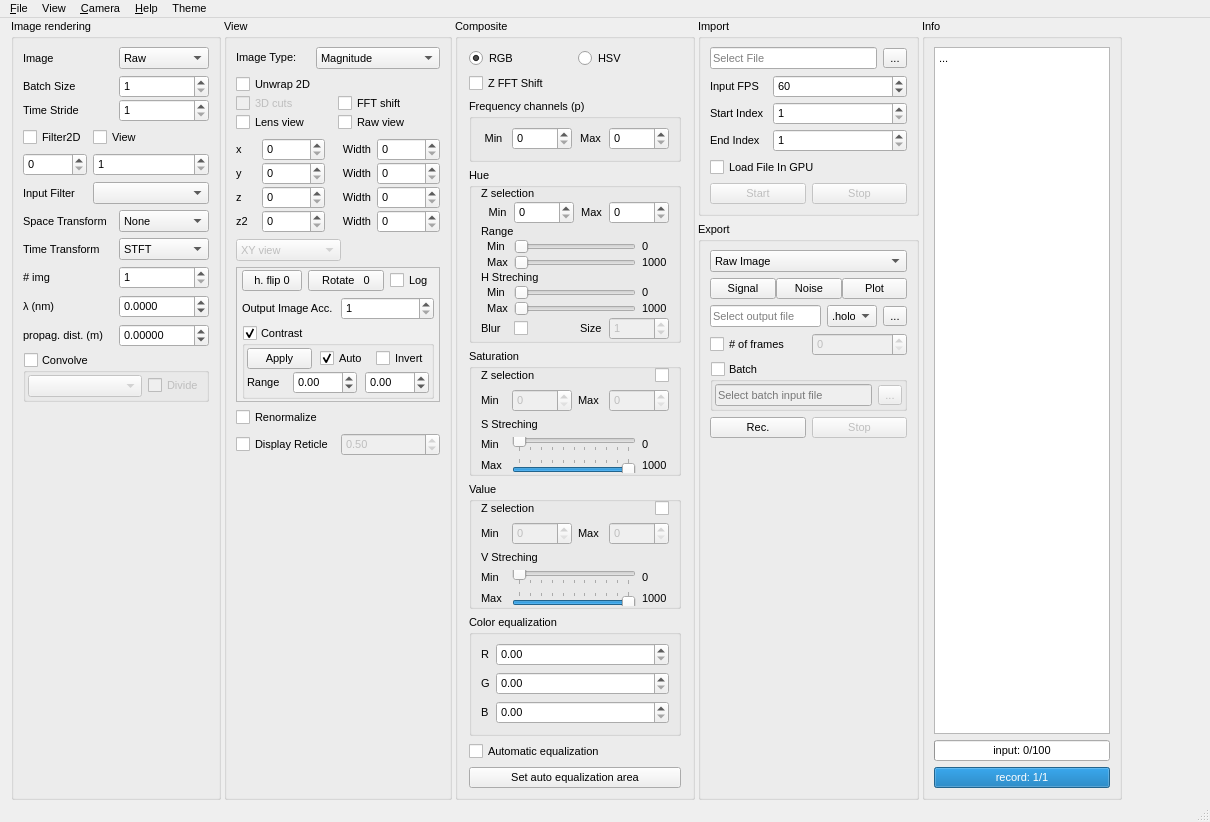
First picture: the form in Holovibes/mainwindow.ui, repository DigitalHolography/Holovibes, before the edit.
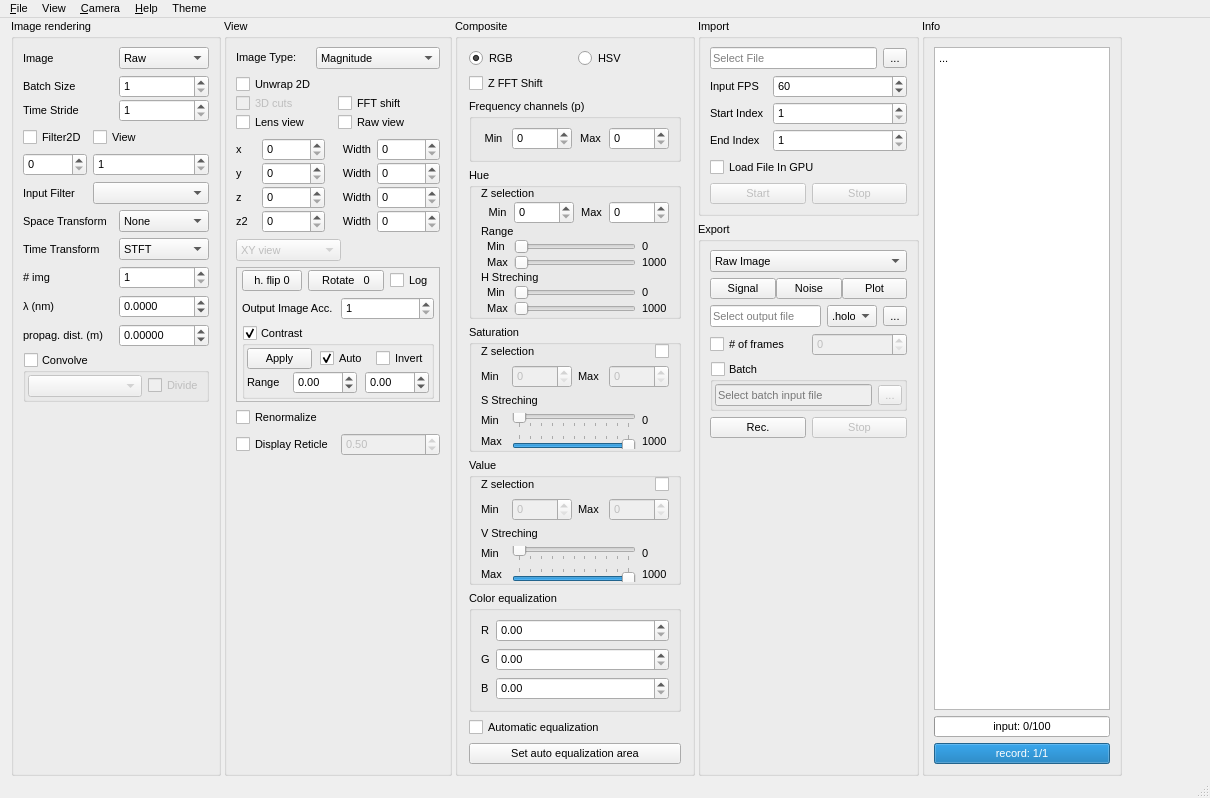
Second picture: the form after the edit. Custom widgets are drawn as their Qt base class.

```diff
--- a/Holovibes/mainwindow.ui
+++ b/Holovibes/mainwindow.ui
@@ -1817,35 +1817,6 @@
                 </property>
                </widget>
               </item>
-              <item row="8" column="4" colspan="2">
-               <widget class="QSpinBox" name="SpinBox_hue_blur_kernel_size">
-                <property name="enabled">
-                 <bool>false</bool>
-                </property>
-                <property name="maximum">
-                 <number>100</number>
-                </property>
-                <property name="value">
-                 <number>1</number>
-                </property>
-               </widget>
-              </item>
-              <item row="8" column="1">
-               <widget class="QCheckBox" name="checkBox_h_gaussian_blur">
-                <property name="minimumSize">
-                 <size>
-                  <width>10</width>
-                  <height>0</height>
-                 </size>
-                </property>
-                <property name="layoutDirection">
-                 <enum>Qt::LeftToRight</enum>
-                </property>
-                <property name="text">
-                 <string/>
-                </property>
-               </widget>
-              </item>
               <item row="0" column="0" colspan="5">
                <widget class="QLabel" name="label_hue_freq">
                 <property name="text">
@@ -1853,20 +1824,6 @@
                 </property>
                </widget>
               </item>
-              <item row="8" column="0">
-               <widget class="QLabel" name="label_2">
-                <property name="text">
-                 <string>Blur</string>
-                </property>
-               </widget>
-              </item>
-              <item row="8" column="3">
-               <widget class="QLabel" name="label_3">
-                <property name="text">
-                 <string>Size</string>
-                </property>
-               </widget>
-              </item>
               <item row="4" column="0">
                <widget class="QLabel" name="label_hue_threshold_max_name">
                 <property name="text">
```
Left out of the diff: 33 changed lines with no effect on the pictures.
